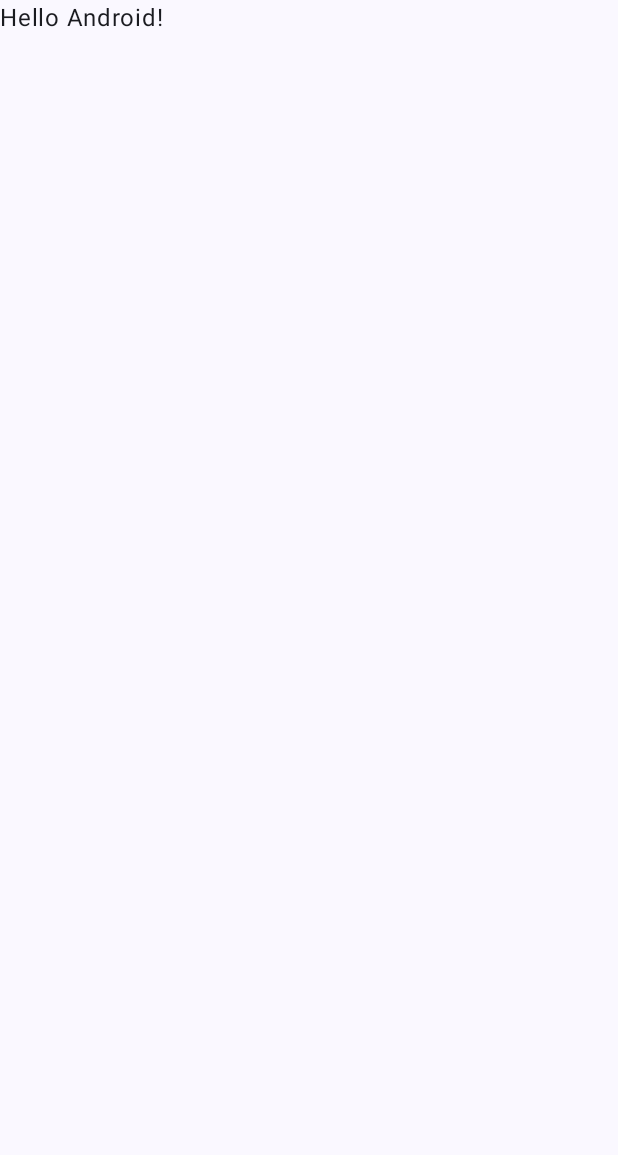
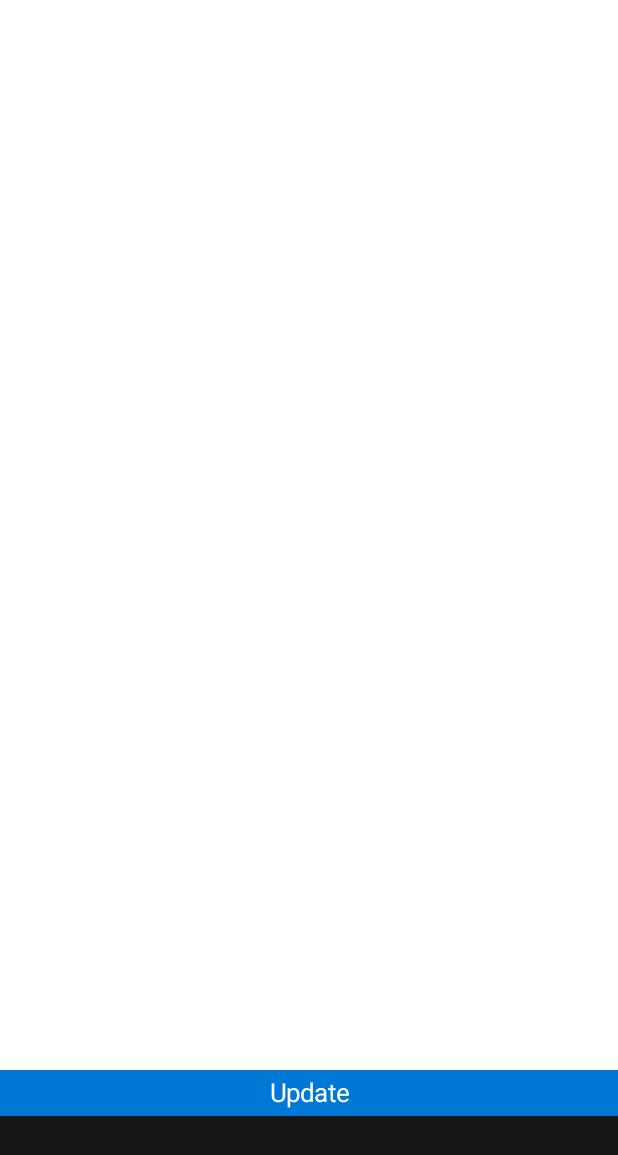
Before and after one commit to vafeen/Direct-Refresher, an Android app built with Jetpack Compose: the screen it shows after launch (MainActivity), on a phone screen of 412 x 824 dp. Before the commit the part shown is almost empty. Shown: the top 1155 px of the screen. Run offline under Robolectric (Android 15) with nearby library versions, the phone set to English and light mode, and no system bars.

```diff
--- a/app/src/main/AndroidManifest.xml
+++ b/app/src/main/AndroidManifest.xml
@@ -2,7 +2,10 @@
 <manifest xmlns:android="http://schemas.android.com/apk/res/android"
     xmlns:tools="http://schemas.android.com/tools">
 
+
+
     <application
+        android:name=".app.App"
         android:allowBackup="true"
         android:dataExtractionRules="@xml/data_extraction_rules"
         android:fullBackupContent="@xml/backup_rules"
--- a/app/src/main/java/android/vafeen/directrefresher/MainActivity.kt
+++ b/app/src/main/java/android/vafeen/directrefresher/MainActivity.kt
@@ -1,47 +1,51 @@
 package android.vafeen.directrefresher
 
 import android.os.Bundle
+import android.vafeen.directrefresher.presentation.MainActivityViewModel
+import android.vafeen.directrefresher.presentation.UpdateAvailable
+import android.vafeen.directrefresher.presentation.UpdateProgress
+import android.vafeen.directrefresher.ui.theme.MainTheme
+import android.vafeen.directrefresher.ui.theme.Theme
+import android.vafeen.directrefresher.ui.theme.mainDarkColor
 import androidx.activity.ComponentActivity
 import androidx.activity.compose.setContent
 import androidx.activity.enableEdgeToEdge
+import androidx.compose.foundation.layout.Arrangement
+import androidx.compose.foundation.layout.Column
 import androidx.compose.foundation.layout.fillMaxSize
 import androidx.compose.foundation.layout.padding
+import androidx.compose.material3.BottomAppBar
 import androidx.compose.material3.Scaffold
-import androidx.compose.material3.Text
-import androidx.compose.runtime.Composable
+import androidx.compose.runtime.collectAsState
+import androidx.compose.runtime.getValue
 import androidx.compose.ui.Modifier
-import androidx.compose.ui.tooling.preview.Preview
-import android.vafeen.directrefresher.ui.theme.DirectRefresherTheme
+import org.koin.androidx.viewmodel.ext.android.viewModel
 
 class MainActivity : ComponentActivity() {
+    private val vModel: MainActivityViewModel by viewModel()
+
     override fun onCreate(savedInstanceState: Bundle?) {
         super.onCreate(savedInstanceState)
         enableEdgeToEdge()
         setContent {
-            DirectRefresherTheme {
-                Scaffold(modifier = Modifier.fillMaxSize()) { innerPadding ->
-                    Greeting(
-                        name = "Android",
-                        modifier = Modifier.padding(innerPadding)
-                    )
+            val isUpdateInProgress by vModel.isUpdateInProcessFlow.collectAsState(initial = false)
+            val percentageFlow by vModel.percentageFlow.collectAsState(initial = 0f)
+            MainTheme {
+                Scaffold(containerColor = Theme.colors.singleTheme,
+                    bottomBar = {
+                        BottomAppBar(containerColor = mainDarkColor) {}
+                    }) { innerPadding ->
+                    Column(
+                        modifier = Modifier
+                            .fillMaxSize()
+                            .padding(innerPadding),
+                        verticalArrangement = Arrangement.Bottom
+                    ) {
+                        if (isUpdateInProgress) UpdateProgress(percentageFlow)
+                        else UpdateAvailable { vModel.update() }
+                    }
                 }
             }
         }
     }
 }
-
-@Composable
-fun Greeting(name: String, modifier: Modifier = Modifier) {
-    Text(
-        text = "Hello $name!",
-        modifier = modifier
-    )
-}
-
-@Preview(showBackground = true)
-@Composable
-fun GreetingPreview() {
-    DirectRefresherTheme {
-        Greeting("Android")
-    }
-}
--- /dev/null
+++ b/app/src/main/java/android/vafeen/directrefresher/app/App.kt
@@ -0,0 +1,16 @@
+package android.vafeen.directrefresher.app
+
+import android.app.Application
+import android.vafeen.directrefresher.diModule
+import org.koin.android.ext.koin.androidContext
+import org.koin.core.context.startKoin
+
+class App : Application() {
+    override fun onCreate() {
+        super.onCreate()
+        startKoin{
+            androidContext(this@App)
+            modules(diModule)
+        }
+    }
+}
--- /dev/null
+++ b/app/src/main/java/android/vafeen/directrefresher/diModule.kt
@@ -0,0 +1,29 @@
+package android.vafeen.directrefresher
+
+import android.vafeen.direct_refresher.downloader.DownloadFileRepository
+import android.vafeen.direct_refresher.installer.Installer
+import android.vafeen.direct_refresher.provideDownloadFileRepository
+import android.vafeen.direct_refresher.provideInstaller
+import android.vafeen.direct_refresher.provideRefresher
+import android.vafeen.direct_refresher.refresher.Refresher
+import android.vafeen.directrefresher.presentation.MainActivityViewModel
+import android.vafeen.directrefresher.presentation.TestData
+import org.koin.android.ext.koin.androidContext
+import org.koin.core.module.dsl.viewModelOf
+import org.koin.dsl.module
+
+val libModule = module {
+    single<DownloadFileRepository> {
+        provideDownloadFileRepository(baseUrl = TestData.testBaseUrl)
+    }
+    single<Installer> {
+        provideInstaller(context = get())
+    }
+    single<Refresher> {
+        provideRefresher(context = get(), get(), get())
+    }
+}
+val diModule = module {
+    viewModelOf(::MainActivityViewModel)
+    includes(libModule)
+}
--- /dev/null
+++ b/app/src/main/java/android/vafeen/directrefresher/presentation/MainActivityViewModel.kt
@@ -0,0 +1,27 @@
+package android.vafeen.directrefresher.presentation
+
+import android.vafeen.direct_refresher.refresher.Refresher
+import androidx.lifecycle.ViewModel
+import androidx.lifecycle.viewModelScope
+import kotlinx.coroutines.launch
+
+class MainActivityViewModel(
+    private val refresher: Refresher
+) : ViewModel() {
+
+    /**
+     * Поток состояния, который отслеживает процесс обновления.
+     */
+    val isUpdateInProcessFlow = refresher.isUpdateInProcessFlow
+
+    /**
+     * Поток состояния, который отслеживает процент выполнения обновления.
+     */
+    val percentageFlow = refresher.percentageFlow
+
+    /**
+     * Функция запуска скачивания и установки обновлений
+     */
+    fun update() = refresher.refresh(viewModelScope, TestData.testUrl)
+
+}
--- /dev/null
+++ b/app/src/main/java/android/vafeen/directrefresher/presentation/TestData.kt
@@ -0,0 +1,7 @@
+package android.vafeen.directrefresher.presentation
+
+object TestData {
+    val testBaseUrl = "https://github.com/"
+    val testUrl =
+        "https://github.com/vafeen/UniversitySchedule/releases/download/v6.1.15/app-release.apk"
+}
--- a/app/src/main/java/android/vafeen/directrefresher/ui/theme/Color.kt
+++ b/app/src/main/java/android/vafeen/directrefresher/ui/theme/Color.kt
@@ -2,10 +2,6 @@ package android.vafeen.directrefresher.ui.theme
 
 import androidx.compose.ui.graphics.Color
 
-val Purple80 = Color(0xFFD0BCFF)
-val PurpleGrey80 = Color(0xFFCCC2DC)
-val Pink80 = Color(0xFFEFB8C8)
-
-val Purple40 = Color(0xFF6650a4)
-val PurpleGrey40 = Color(0xFF625b71)
-val Pink40 = Color(0xFF7D5260)
+internal val mainLightColor = Color(0xFF68BD45)
+internal val mainDarkColor = Color(0xFF161617)
+internal val updateAvailableColor = Color(0xFF0079d6)
--- /dev/null
+++ b/app/src/main/java/android/vafeen/directrefresher/ui/theme/FontSize.kt
@@ -0,0 +1,12 @@
+package android.vafeen.directrefresher.ui.theme
+
+import androidx.compose.ui.unit.sp
+
+internal object FontSize {
+    val micro14 = 14.sp
+    val small17 = 17.sp
+    val medium19 = 19.sp
+    val big22 = 22.sp
+    val huge27 = 27.sp
+    val gigant = 200.sp
+}
--- a/app/src/main/java/android/vafeen/directrefresher/ui/theme/Theme.kt
+++ b/app/src/main/java/android/vafeen/directrefresher/ui/theme/Theme.kt
@@ -1,58 +1,53 @@
 package android.vafeen.directrefresher.ui.theme
 
-import android.app.Activity
-import android.os.Build
 import androidx.compose.foundation.isSystemInDarkTheme
-import androidx.compose.material3.MaterialTheme
-import androidx.compose.material3.darkColorScheme
-import androidx.compose.material3.dynamicDarkColorScheme
-import androidx.compose.material3.dynamicLightColorScheme
-import androidx.compose.material3.lightColorScheme
 import androidx.compose.runtime.Composable
-import androidx.compose.ui.platform.LocalContext
+import androidx.compose.runtime.CompositionLocalProvider
+import androidx.compose.runtime.ReadOnlyComposable
+import androidx.compose.runtime.staticCompositionLocalOf
+import androidx.compose.ui.graphics.Color
 
-private val DarkColorScheme = darkColorScheme(
-    primary = Purple80,
-    secondary = PurpleGrey80,
-    tertiary = Pink80
+internal data class Colors(
+    val mainColor: Color,
+    val singleTheme: Color,
+    val oppositeTheme: Color,
+    val buttonColor: Color,
 )
 
-private val LightColorScheme = lightColorScheme(
-    primary = Purple40,
-    secondary = PurpleGrey40,
-    tertiary = Pink40
-
-    /* Other default colors to override
-    background = Color(0xFFFFFBFE),
-    surface = Color(0xFFFFFBFE),
-    onPrimary = Color.White,
-    onSecondary = Color.White,
-    onTertiary = Color.White,
-    onBackground = Color(0xFF1C1B1F),
-    onSurface = Color(0xFF1C1B1F),
-    */
+internal val baseLightPalette = Colors(
+    mainColor = mainLightColor,
+    singleTheme = Color.White,
+    oppositeTheme = Color.Black,
+    buttonColor = Color.White// Color(0xFFF9F9F9)// Color(0xFFEFEFFF)
+)
+internal val baseDarkPalette = baseLightPalette.copy(
+    mainColor = mainDarkColor,
+    singleTheme = Color.Black,
+    oppositeTheme = Color.White,
+    buttonColor = Color(0xFF2D2D31)
 )
 
 @Composable
-fun DirectRefresherTheme(
+internal fun MainTheme(
     darkTheme: Boolean = isSystemInDarkTheme(),
-    // Dynamic color is available on Android 12+
-    dynamicColor: Boolean = true,
-    content: @Composable () -> Unit
+    content: @Composable () -> Unit,
 ) {
-    val colorScheme = when {
-        dynamicColor && Build.VERSION.SDK_INT >= Build.VERSION_CODES.S -> {
-            val context = LocalContext.current
-            if (darkTheme) dynamicDarkColorScheme(context) else dynamicLightColorScheme(context)
-        }
 
-        darkTheme -> DarkColorScheme
-        else -> LightColorScheme
-    }
+    val colors = if (!darkTheme) baseLightPalette
+    else baseDarkPalette
 
-    MaterialTheme(
-        colorScheme = colorScheme,
-        typography = Typography,
+    CompositionLocalProvider(
+        LocalColors provides colors,
         content = content
     )
 }
+
+internal object Theme {
+    val colors: Colors
+        @ReadOnlyComposable @Composable
+        get() = LocalColors.current
+}
+
+internal val LocalColors = staticCompositionLocalOf<Colors> {
+    error("Composition error")
+}
```
Also changed, not shown: app/src/main/java/android/vafeen/directrefresher/presentation/UpdateAvailable.kt (added, +35 -0 lines), app/src/main/java/android/vafeen/directrefresher/presentation/UpdateProgress.kt (added, +42 -0 lines).
